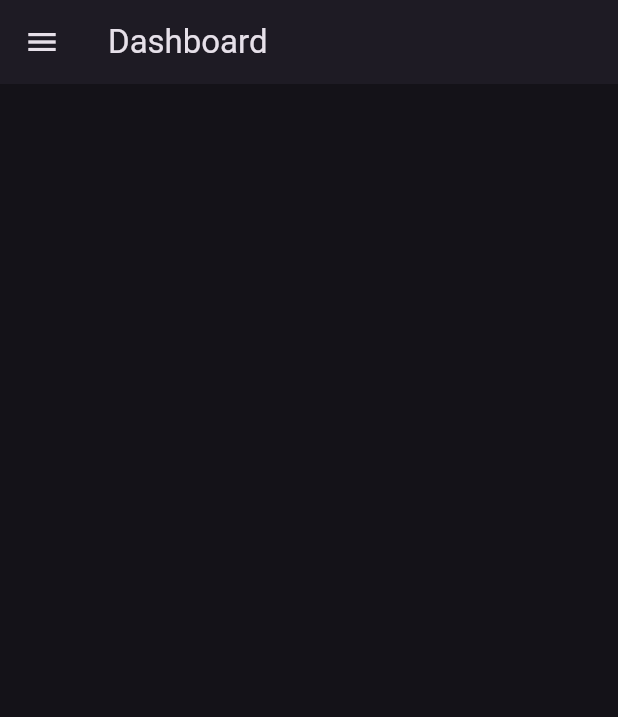
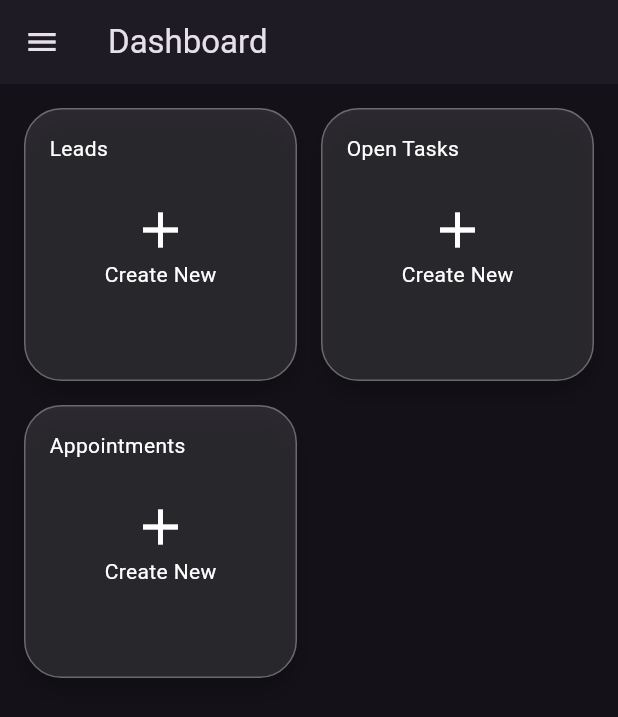
Before and after one commit to zekDRACULA/random, a Flutter app: the screen it shows after launch, on a phone screen of 412 x 824 dp. Shown: the top 717 px of the screen. Run offline on Flutter 3.47's test engine with Material 3 defaults, Android fonts, the phone set to English and light mode, and no system bars; our stand-ins replace fl_chart.

Commit message:
front screen made

```diff
--- a/lib/screens/Appointments.dart
+++ b/lib/screens/Appointments.dart
@@ -2,6 +2,7 @@ import 'package:flutter/material.dart';
 import 'package:random/screens/Constants.dart';
 
 import 'Dashboard.dart';
+import 'DrawerOptionView.dart';
 
 
 class Appointments extends StatelessWidget {
@@ -18,7 +19,7 @@ class Appointments extends StatelessWidget {
         child: ListView.builder(
             itemCount: drawerOptions.length,
             itemBuilder: (context, index){
-              return drawerOptionView(optionName: drawerOptions[index],);
+              return DrawerOptionView(optionName: drawerOptions[index],);
             }),
       ),
     );
--- a/lib/screens/LeadDetails.dart
+++ b/lib/screens/LeadDetails.dart
@@ -2,6 +2,7 @@ import 'package:flutter/material.dart';
 import 'package:random/screens/Constants.dart';
 
 import 'Dashboard.dart';
+import 'DrawerOptionView.dart';
 
 
 class LeadDetails extends StatelessWidget {
@@ -18,7 +19,7 @@ class LeadDetails extends StatelessWidget {
         child: ListView.builder(
             itemCount: drawerOptions.length,
             itemBuilder: (context, index){
-              return drawerOptionView(optionName: drawerOptions[index],);
+              return DrawerOptionView(optionName: drawerOptions[index],);
             }),
       ),
     );
--- /dev/null
+++ b/lib/screens/ShowCard.dart
@@ -0,0 +1,95 @@
+import 'package:flutter/material.dart';
+import 'package:random/screens/Appointments.dart';
+
+import 'LeadDetails.dart';
+
+class ShowCard extends StatefulWidget {
+  @override
+  _ShowCardState createState() => _ShowCardState();
+}
+
+class _ShowCardState extends State<ShowCard> {
+  final List<String> dashboardOptions = ['Leads', 'Open Tasks', 'Appointments'];
+
+  @override
+  Widget build(BuildContext context) {
+    return Padding(
+      padding: const EdgeInsets.all(16.0),
+      child: GridView.builder(
+        gridDelegate: SliverGridDelegateWithFixedCrossAxisCount(
+          crossAxisCount: 2,
+          crossAxisSpacing: 16,
+          mainAxisSpacing: 16,
+        ),
+        itemCount: dashboardOptions.length,
+        shrinkWrap: true,
+        physics: NeverScrollableScrollPhysics(),
+        itemBuilder: (context, index) {
+          return _dashboardCard(dashboardOptions[index]);
+        },
+      ),
+    );
+  }
+
+  Widget _dashboardCard(String dashboardOption) {
+    return GestureDetector(
+      onTap: () => _handleButtonPress(dashboardOption),
+      child: Container(
+        decoration: BoxDecoration(
+          color: Colors.white.withOpacity(0.1),
+          borderRadius: BorderRadius.circular(25),
+          border: Border.all(color: Colors.white.withOpacity(0.3), width: 1),
+          boxShadow: [
+            BoxShadow(
+              color: Colors.black.withOpacity(0.2),
+              blurRadius: 10,
+              offset: Offset(0, 10),
+            ),
+          ],
+        ),
+        child: Stack(
+          children: [
+            Align(
+              alignment: Alignment.topLeft,
+              child: Padding(
+                padding: const EdgeInsets.all(16.0),
+                child: Text(
+                  dashboardOption,
+                  style: TextStyle(color: Colors.white, fontSize: 14),
+                ),
+              ),
+            ),
+            Center(
+              child: Column(
+                mainAxisSize: MainAxisSize.min,
+                children: [
+                  Icon(Icons.add, color: Colors.white, size: 40),
+                  Text("Create New", style: TextStyle(color: Colors.white, fontSize: 14)),
+                ],
+              ),
+            ),
+          ],
+        ),
+      ),
+    );
+  }
+
+  void _handleButtonPress(String dashboardOption) {
+    switch (dashboardOption) {
+      case 'Leads':
+        Navigator.push(
+          context,
+          MaterialPageRoute(builder: (context) => LeadDetails()), // Example navigation
+        );
+        break;
+      case 'Appointments':
+        Navigator.push(
+          context,
+          MaterialPageRoute(builder: (context) => Appointments()), // Example navigation
+        );
+        break;
+      default:
+        print("Nothing");
+    }
+  }
+}
```
Also changed, not shown: lib/screens/Analytics.dart (+2 -9 lines), lib/screens/Dashboard.dart (+8 -57 lines), lib/screens/DrawerOptionView.dart (added, +52 -0 lines).
